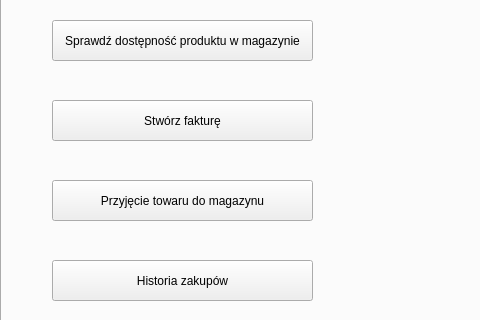
Before: the Qt Designer form mainwindow.ui in SzymiJimi/TeamProject, drawn with Qt 5; both pictures show x 0 to 480 and y 223 to 543 of the 1142 by 653 pixel window.
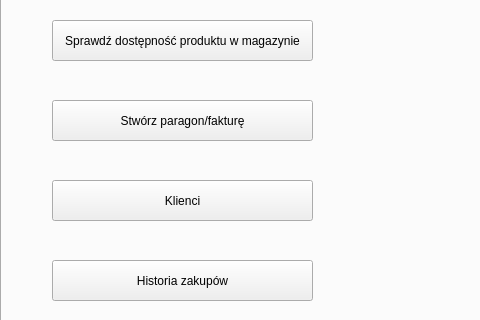
After: the same form once the commit is applied. The open tabs and pages were chosen to show the change.

Diff of the .ui file:
```diff
--- a/mainwindow.ui
+++ b/mainwindow.ui
@@ -90,7 +90,7 @@
        </rect>
       </property>
       <property name="text">
-       <string>Stwórz fakturę</string>
+       <string>Stwórz paragon/fakturę</string>
       </property>
      </widget>
      <widget class="QPushButton" name="pushButton_4">
@@ -103,7 +103,7 @@
        </rect>
       </property>
       <property name="text">
-       <string>Przyjęcie towaru do magazynu</string>
+       <string>Klienci</string>
       </property>
      </widget>
      <widget class="QPushButton" name="pushButton_5">
```
Left out of the diff: 10 changed lines with no effect on the pictures.
